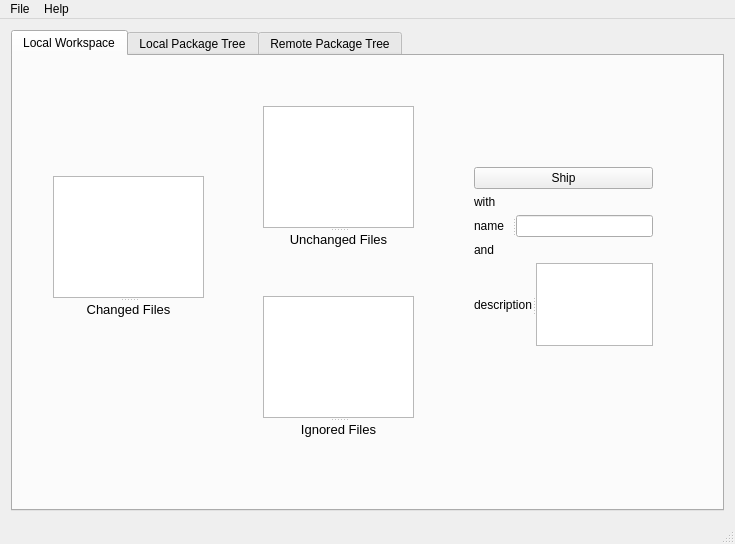
This is mainwindow.ui in jgm/gitit as Qt 5 draws it before an edit. The edited form follows.
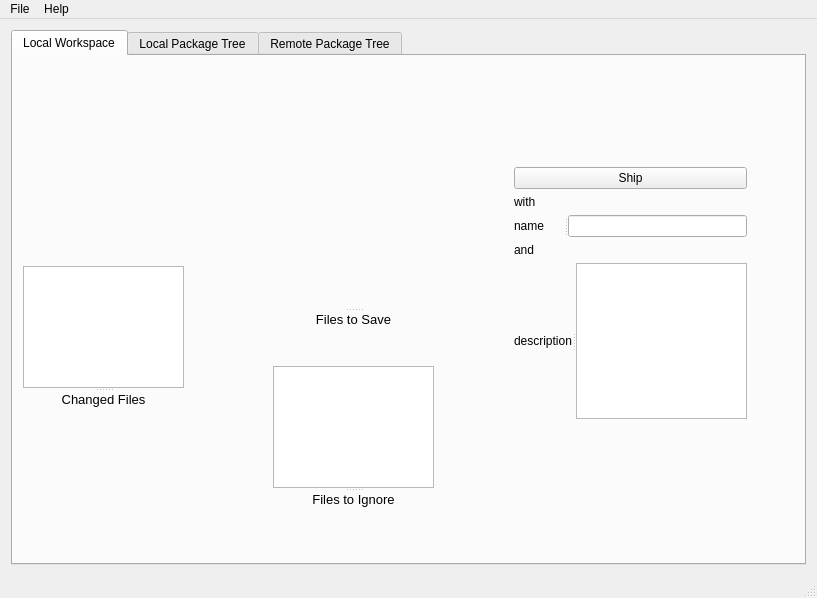
This is the edited form. Icons and pictures are not drawn.

```diff
--- a/mainwindow.ui
+++ b/mainwindow.ui
@@ -6,8 +6,8 @@
    <rect>
     <x>0</x>
     <y>0</y>
-    <width>735</width>
-    <height>544</height>
+    <width>817</width>
+    <height>598</height>
    </rect>
   </property>
   <property name="windowTitle">
@@ -19,6 +19,9 @@
      <layout class="QHBoxLayout" name="horizontalLayout">
       <item>
        <widget class="QTabWidget" name="tabWidget">
+        <property name="styleSheet">
+         <string notr="true"/>
+        </property>
         <property name="currentIndex">
          <number>0</number>
         </property>
@@ -26,13 +29,13 @@
          <attribute name="title">
           <string>Local Workspace</string>
          </attribute>
-         <widget class="QWidget" name="">
+         <widget class="QWidget" name="layoutWidget">
           <property name="geometry">
            <rect>
-            <x>450</x>
+            <x>490</x>
             <y>100</y>
-            <width>201</width>
-            <height>201</height>
+            <width>255</width>
+            <height>274</height>
            </rect>
           </property>
           <layout class="QVBoxLayout" name="verticalLayout_2">
@@ -88,9 +91,9 @@
          <widget class="QSplitter" name="splitter_4">
           <property name="geometry">
            <rect>
-            <x>40</x>
-            <y>120</y>
-            <width>151</width>
+            <x>10</x>
+            <y>210</y>
+            <width>161</width>
             <height>141</height>
            </rect>
           </property>
@@ -117,32 +120,37 @@
          <widget class="QSplitter" name="splitter_5">
           <property name="geometry">
            <rect>
-            <x>250</x>
-            <y>50</y>
-            <width>151</width>
-            <height>141</height>
+            <x>260</x>
+            <y>120</y>
+            <width>161</width>
+            <height>151</height>
            </rect>
           </property>
           <property name="orientation">
            <enum>Qt::Vertical</enum>
           </property>
-          <widget class="QListView" name="listView_3"/>
+          <widget class="QListView" name="listView_3">
+           <property name="styleSheet">
+            <string notr="true">background: transparent;
+border: transparent;</string>
+           </property>
+          </widget>
           <widget class="QLabel" name="label_2">
            <property name="text">
             <string>&lt;!DOCTYPE HTML PUBLIC &quot;-//W3C//DTD HTML 4.0//EN&quot; &quot;http://www.w3.org/TR/REC-html40/strict.dtd&quot;&gt;
 &lt;html&gt;&lt;head&gt;&lt;meta name=&quot;qrichtext&quot; content=&quot;1&quot; /&gt;&lt;style type=&quot;text/css&quot;&gt;
 p, li { white-space: pre-wrap; }
 &lt;/style&gt;&lt;/head&gt;&lt;body style=&quot; font-family:'Sans'; font-size:10pt; font-weight:400; font-style:normal;&quot;&gt;
-&lt;p align=&quot;center&quot; style=&quot; margin-top:0px; margin-bottom:0px; margin-left:0px; margin-right:0px; -qt-block-indent:0; text-indent:0px;&quot;&gt;Unchanged Files&lt;/p&gt;&lt;/body&gt;&lt;/html&gt;</string>
+&lt;p align=&quot;center&quot; style=&quot; margin-top:0px; margin-bottom:0px; margin-left:0px; margin-right:0px; -qt-block-indent:0; text-indent:0px;&quot;&gt;Files to Save&lt;/p&gt;&lt;/body&gt;&lt;/html&gt;</string>
            </property>
           </widget>
          </widget>
          <widget class="QSplitter" name="splitter_6">
           <property name="geometry">
            <rect>
-            <x>250</x>
-            <y>240</y>
-            <width>151</width>
+            <x>260</x>
+            <y>310</y>
+            <width>161</width>
             <height>141</height>
            </rect>
           </property>
@@ -156,10 +164,41 @@
 &lt;html&gt;&lt;head&gt;&lt;meta name=&quot;qrichtext&quot; content=&quot;1&quot; /&gt;&lt;style type=&quot;text/css&quot;&gt;
 p, li { white-space: pre-wrap; }
 &lt;/style&gt;&lt;/head&gt;&lt;body style=&quot; font-family:'Sans'; font-size:10pt; font-weight:400; font-style:normal;&quot;&gt;
-&lt;p align=&quot;center&quot; style=&quot; margin-top:0px; margin-bottom:0px; margin-left:0px; margin-right:0px; -qt-block-indent:0; text-indent:0px;&quot;&gt;Ignored Files&lt;/p&gt;&lt;/body&gt;&lt;/html&gt;</string>
+&lt;p align=&quot;center&quot; style=&quot; margin-top:0px; margin-bottom:0px; margin-left:0px; margin-right:0px; -qt-block-indent:0; text-indent:0px;&quot;&gt;Files to Ignore&lt;/p&gt;&lt;/body&gt;&lt;/html&gt;</string>
            </property>
           </widget>
          </widget>
+         <widget class="QLabel" name="box">
+          <property name="geometry">
+           <rect>
+            <x>210</x>
+            <y>30</y>
+            <width>261</width>
+            <height>231</height>
+           </rect>
+          </property>
+          <property name="contextMenuPolicy">
+           <enum>Qt::NoContextMenu</enum>
+          </property>
+          <property name="autoFillBackground">
+           <bool>false</bool>
+          </property>
+          <property name="styleSheet">
+           <string notr="true">background: transparent;</string>
+          </property>
+          <property name="frameShape">
+           <enum>QFrame::NoFrame</enum>
+          </property>
+          <property name="text">
+           <string/>
+          </property>
+          <property name="pixmap">
+           <pixmap resource="resources.qrc">:/images/box.png</pixmap>
+          </property>
+          <property name="scaledContents">
+           <bool>true</bool>
+          </property>
+         </widget>
         </widget>
         <widget class="QWidget" name="localPackageTree">
          <attribute name="title">
@@ -292,7 +331,7 @@
     <rect>
      <x>0</x>
      <y>0</y>
-     <width>735</width>
+     <width>817</width>
      <height>25</height>
     </rect>
    </property>
```
Left out of the diff: 68 changed lines with no effect on the pictures.
